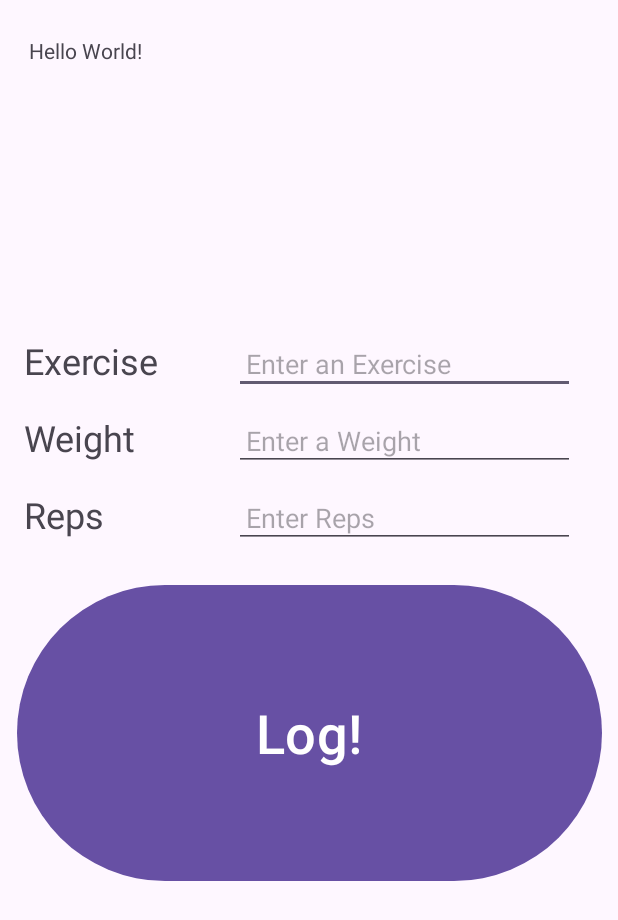
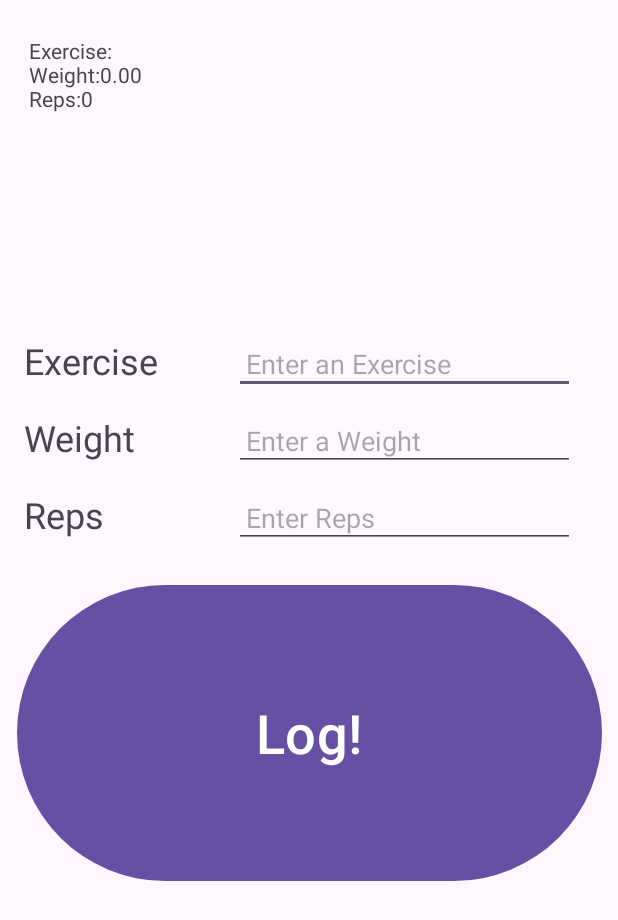
Before and after one commit to Dinomyt/GymLog, an Android app: the screen it shows after launch (MainActivity), after a tap on "Log!", on a phone screen of 412 x 824 dp. Shown: the top 920 px of the screen. Run offline under Robolectric (Android 15) with nearby library versions, the phone set to English and light mode, and no system bars.

Commit message:
+Added P2 functions

```diff
--- a/app/src/main/java/com/example/gymlog/MainActivity.java
+++ b/app/src/main/java/com/example/gymlog/MainActivity.java
@@ -1,6 +1,7 @@
 package com.example.gymlog;
 
 import android.os.Bundle;
+import android.util.Log;
 import android.view.View;
 import android.widget.Toast;
 
@@ -12,9 +13,15 @@ import androidx.core.view.WindowInsetsCompat;
 
 import com.example.gymlog.databinding.ActivityMainBinding;
 
+import java.util.Locale;
+
 public class MainActivity extends AppCompatActivity {
 
     ActivityMainBinding binding;
+    private static final String TAG = "DAC_GYMLOG";
+    String mExercise = "";
+    double mWeight = 0.0;
+    int mReps = 0;
 
     @Override
     protected void onCreate(Bundle savedInstanceState) {
@@ -24,8 +31,30 @@ public class MainActivity extends AppCompatActivity {
         binding.LogButton.setOnClickListener(new View.OnClickListener() {
             @Override
             public void onClick(View v) {
-                Toast.makeText(MainActivity.this, "It Worked!", Toast.LENGTH_SHORT).show();
+                updateDisplay();
             }
         });
     }
+
+    private void updateDisplay(){
+        String currentInfo = binding.LogDisplayTextView.getText().toString();
+        Log.d(TAG, "Current Info: " + currentInfo);
+        getInformationDisplay();
+        String newDisplay = String.format(Locale.US, "Exercise:%s%nWeight:%.2f%nReps:%d%n", mExercise, mWeight, mReps);
+        binding.LogDisplayTextView.setText(newDisplay);
+    }
+    private void getInformationDisplay(){
+        mExercise = binding.ExerciseInputEditText.getText().toString();
+        try {
+            mWeight = Double.parseDouble(binding.WeightInputEditText.getText().toString());
+        } catch (NumberFormatException e) {
+            Log.d(TAG, "Error reading value from weight edit text");
+        }
+        try {
+            mReps = Integer.parseInt(binding.RepInputEditText.getText().toString());
+        } catch (NumberFormatException e) {
+            Log.d(TAG, "Error reading value from rep edit text");
+        }
+
+    }
 }
```
